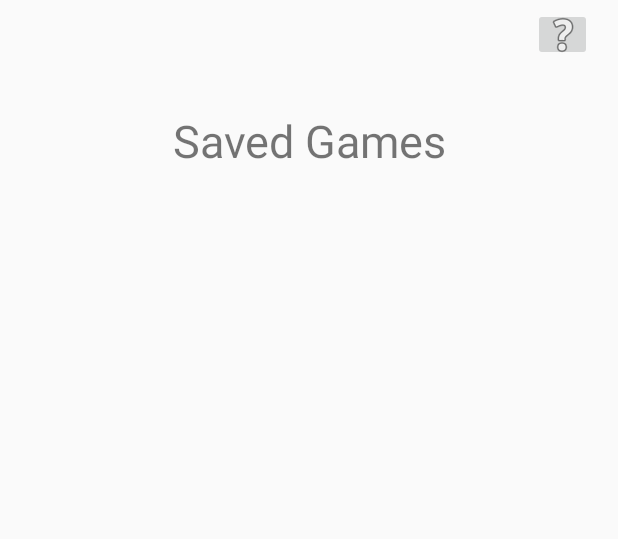
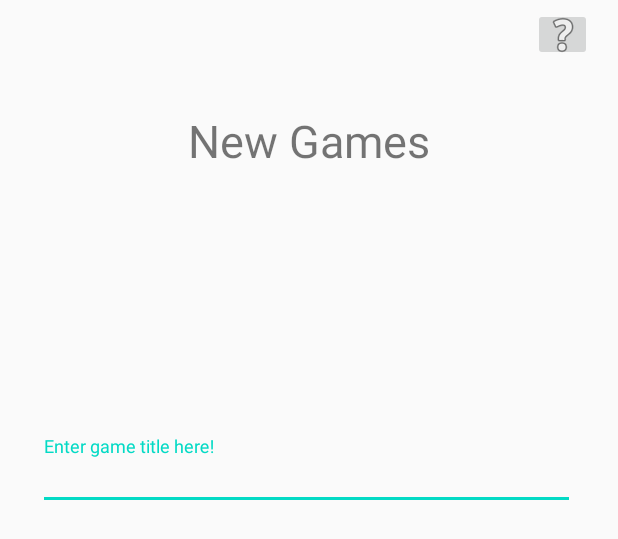
Before and after one commit to KarimnM/Golf-App, an Android app: the layout new_game.xml on its own in the app's theme, with its tools: preview values and no code run, on a phone screen of 412 x 824 dp. Shown: the top 539 px of the screen. Run offline under Robolectric (Android 15) with nearby library versions, the phone set to English and light mode, and no system bars.

Commit message:
Added somethings to Saved game page Some additions to new game page

```diff
--- a/app/build.gradle
+++ b/app/build.gradle
@@ -26,6 +26,7 @@ dependencies {
     implementation fileTree(dir: "libs", include: ["*.jar"])
     implementation 'androidx.appcompat:appcompat:1.2.0'
     implementation 'androidx.constraintlayout:constraintlayout:2.0.4'
+    implementation 'com.google.android.material:material:1.1.0'
     testImplementation 'junit:junit:4.12'
     androidTestImplementation 'androidx.test.ext:junit:1.1.2'
     androidTestImplementation 'androidx.test.espresso:espresso-core:3.3.0'
--- a/app/src/main/res/layout/new_game.xml
+++ b/app/src/main/res/layout/new_game.xml
@@ -11,7 +11,7 @@
         android:layout_width="362dp"
         android:layout_height="77dp"
         android:clickable="false"
-        android:text="Saved Games"
+        android:text="New Games"
         android:textAlignment="center"
         android:textSize="30sp"
         app:layout_constraintBottom_toBottomOf="parent"
@@ -32,4 +32,21 @@
         app:layout_constraintVertical_bias="0.007"
         app:srcCompat="@android:drawable/ic_menu_help" />
 
+    <com.google.android.material.textfield.TextInputLayout
+        android:id="@+id/gameTitleEdit"
+        android:layout_width="358dp"
+        android:layout_height="49dp"
+        app:layout_constraintBottom_toBottomOf="parent"
+        app:layout_constraintEnd_toEndOf="parent"
+        app:layout_constraintHorizontal_bias="0.471"
+        app:layout_constraintStart_toStartOf="parent"
+        app:layout_constraintTop_toTopOf="parent"
+        app:layout_constraintVertical_bias="0.375">
+
+        <com.google.android.material.textfield.TextInputEditText
+            android:layout_width="match_parent"
+            android:layout_height="wrap_content"
+            android:hint="Enter game title here!" />
+    </com.google.android.material.textfield.TextInputLayout>
+
 </androidx.constraintlayout.widget.ConstraintLayout>
```
Also changed, not shown: app/src/main/res/layout/saved_games.xml (+28 -1 lines).
